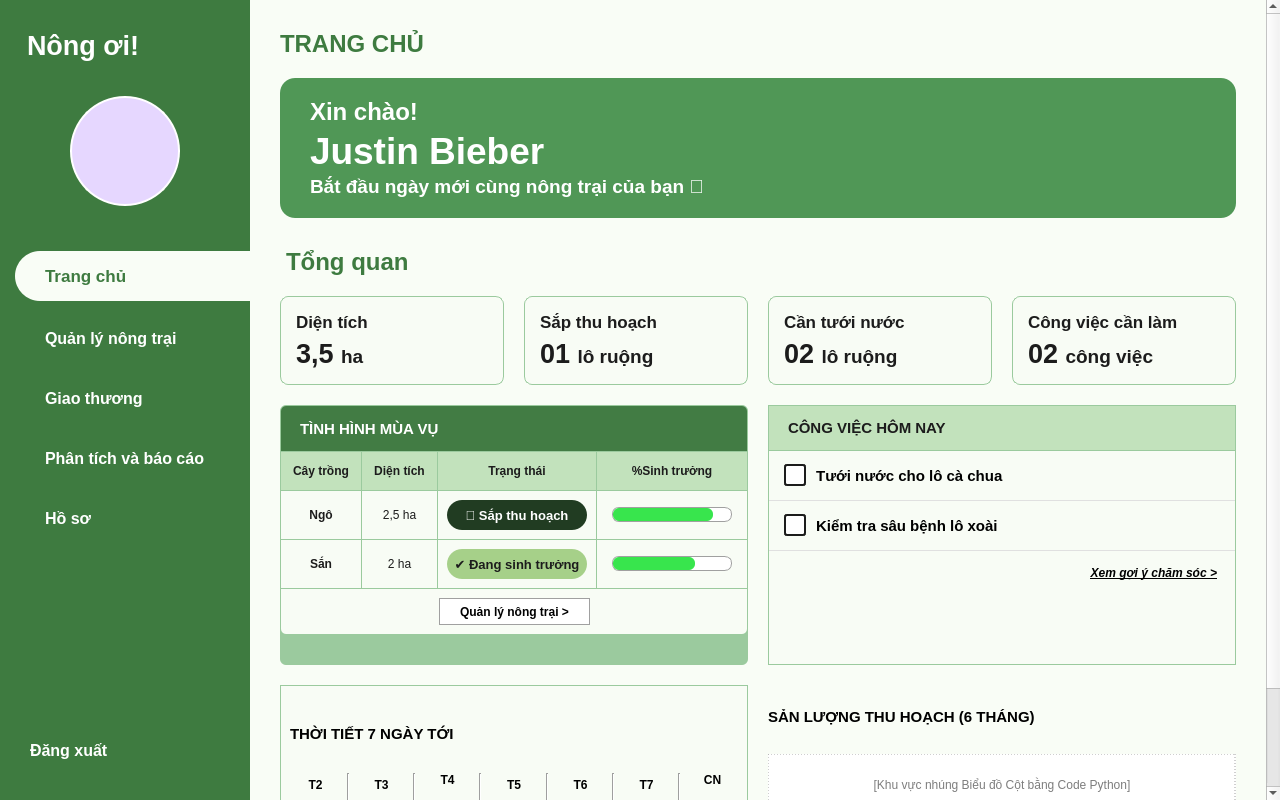
The window that ui_files/home_nong_dan.ui (xuanthuy14022007-hub/KITHUATLAPTRINH) describes before a commit, drawn with Qt 5.
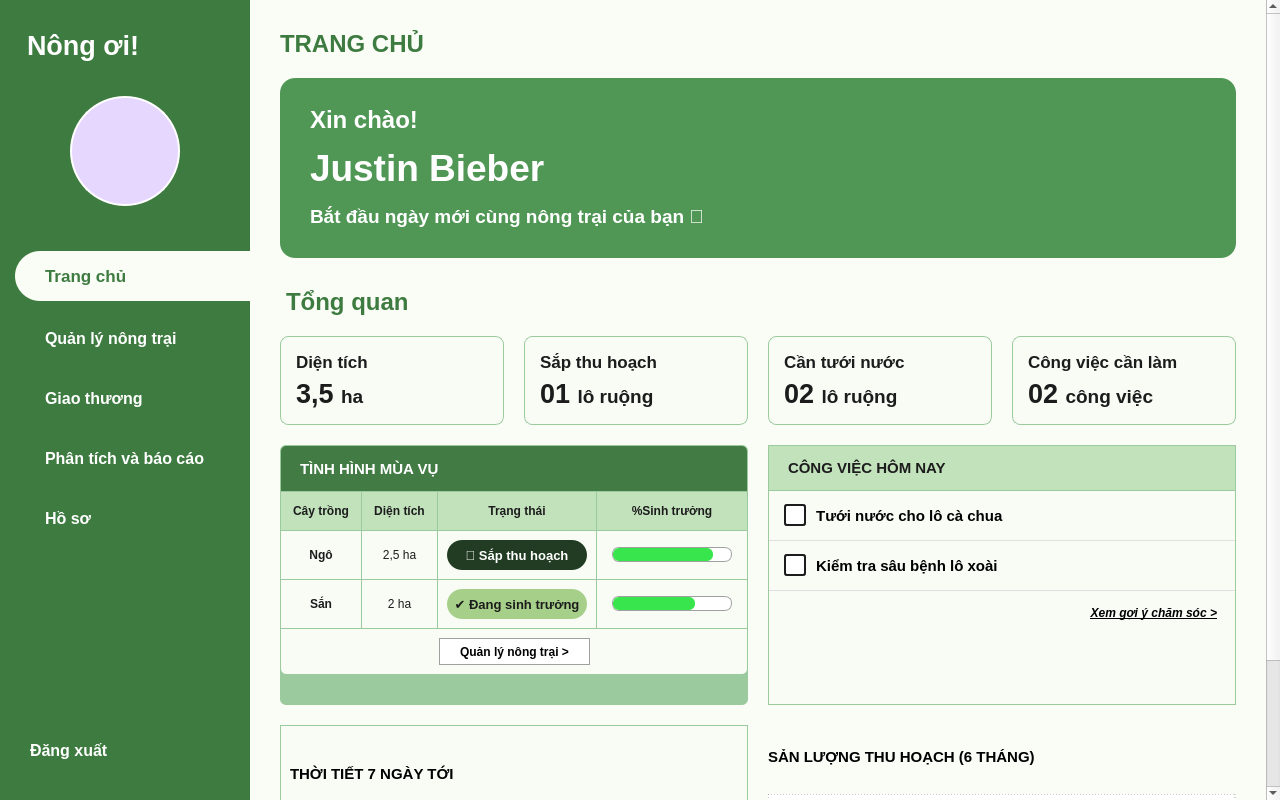
The same window after the commit. Icons and pictures are not drawn.

Patch:
```diff
--- a/ui_files/home_nong_dan.ui
+++ b/ui_files/home_nong_dan.ui
@@ -412,7 +412,7 @@
          <property name="minimumSize">
           <size>
            <width>0</width>
-           <height>140</height>
+           <height>180</height>
           </size>
          </property>
          <property name="styleSheet">
```
